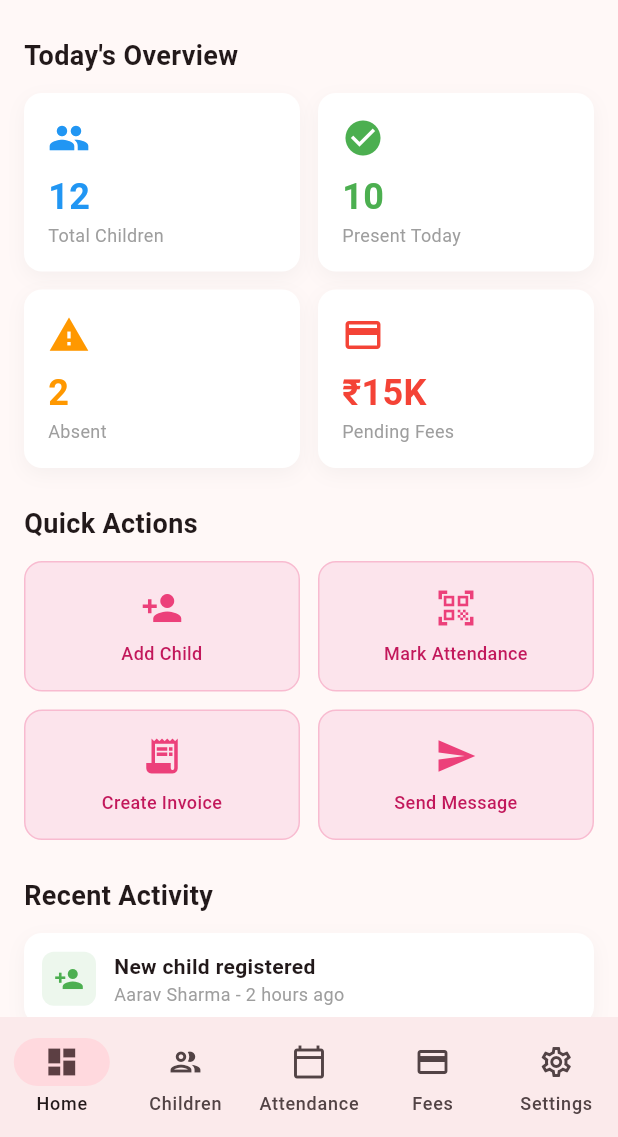
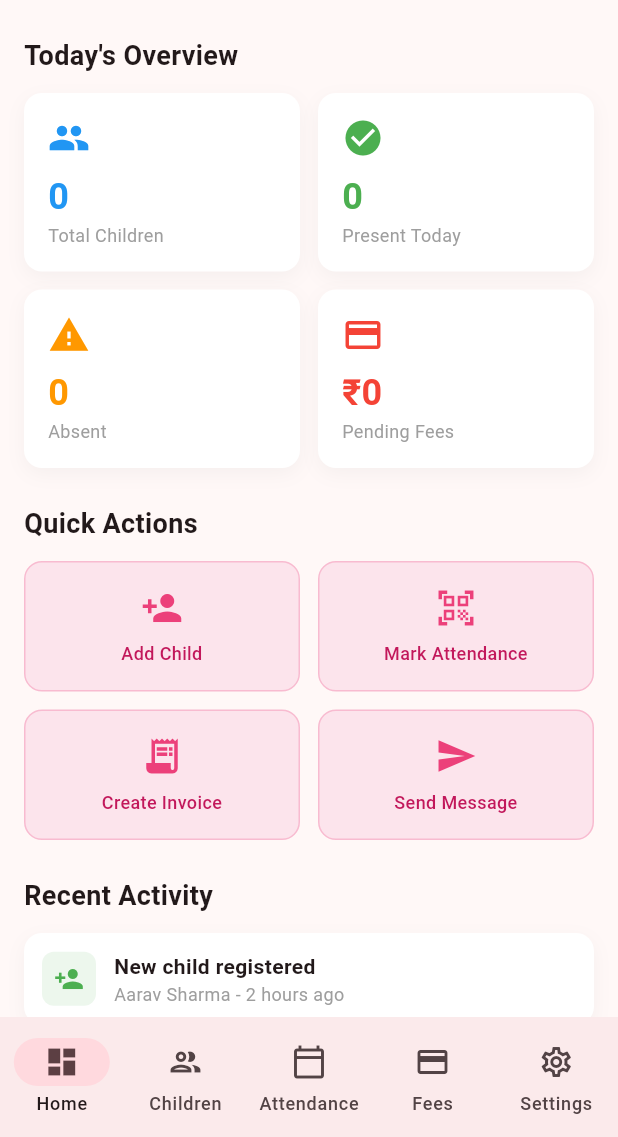
Before and after one commit to autivishal638-wq/pee-kaa-boo-daycare-App, a Flutter app: the HomeScreen screen opened directly with empty values, on a phone screen of 412 x 824 dp, the part 99-1236 px from its top. Run offline on Flutter 3.47's test engine with Material 3 defaults, Android fonts, the phone set to English and light mode, and no system bars; our stand-ins replace cloud_firestore, firebase_auth, firebase_core; accounts and stored records are empty.

Commit message:
Home screen updates.
Home screen updates.

```diff
--- a/lib/screens/home_screen.dart
+++ b/lib/screens/home_screen.dart
@@ -1,9 +1,15 @@
 // filepath: pee_ka_boo/lib/screens/home_screen.dart
 
 import 'package:flutter/material.dart';
+import '../models/attendance.dart';
+import '../models/child.dart';
+import '../models/payment.dart';
+import '../services/firebase_service.dart';
+import 'attendance_screen.dart';
+import 'child_form_screen.dart';
 import 'child_list_screen.dart';
-import 'attendance_screen.dart';
 import 'fee_screen.dart';
+import 'message_screen.dart';
 import 'settings_screen.dart';
 
 class HomeScreen extends StatefulWidget {
@@ -79,6 +85,27 @@ class DashboardTab extends StatelessWidget {
 
   @override
   Widget build(BuildContext context) {
+    return StreamBuilder<List<Child>>(
+      stream: FirebaseService.getChildren(),
+      builder: (context, childSnapshot) {
+        final totalChildren = childSnapshot.data?.length ?? 0;
+
+        return StreamBuilder<List<Attendance>>(
+          stream: FirebaseService.getAttendanceForDate(DateTime.now()),
+          builder: (context, attendanceSnapshot) {
+            final attendances = attendanceSnapshot.data ?? [];
+            final presentCount = attendances.where((a) => a.status == 'Present').length;
+            final absentCount = attendances.where((a) => a.status == 'Absent').length;
+
+            return StreamBuilder<List<Payment>>(
+              stream: FirebaseService.getPendingPayments(),
+              builder: (context, paymentSnapshot) {
+                final pendingAmount = paymentSnapshot.data
+                        ?.fold<double>(0.0, (sum, payment) => sum + (payment.totalAmount - payment.paidAmount))
+                        .toDouble() ??
+                    0.0;
+                final pendingAmountText = '₹${pendingAmount.round()}';
+
                 return SafeArea(
                   child: SingleChildScrollView(
                     padding: const EdgeInsets.all(16),
@@ -179,7 +206,7 @@ class DashboardTab extends StatelessWidget {
                               child: _StatCard(
                                 icon: Icons.people,
                                 label: 'Total Children',
-                    value: '12',
+                                value: totalChildren.toString(),
                                 color: Colors.blue,
                               ),
                             ),
@@ -188,7 +215,7 @@ class DashboardTab extends StatelessWidget {
                               child: _StatCard(
                                 icon: Icons.check_circle,
                                 label: 'Present Today',
-                    value: '10',
+                                value: presentCount.toString(),
                                 color: Colors.green,
                               ),
                             ),
@@ -201,7 +228,7 @@ class DashboardTab extends StatelessWidget {
                               child: _StatCard(
                                 icon: Icons.warning,
                                 label: 'Absent',
-                    value: '2',
+                                value: absentCount.toString(),
                                 color: Colors.orange,
                               ),
                             ),
@@ -210,7 +237,7 @@ class DashboardTab extends StatelessWidget {
                               child: _StatCard(
                                 icon: Icons.payment,
                                 label: 'Pending Fees',
-                    value: '₹15K',
+                                value: pendingAmountText,
                                 color: Colors.red,
                               ),
                             ),
@@ -248,7 +275,14 @@ class DashboardTab extends StatelessWidget {
                               child: _ActionButton(
                                 icon: Icons.qr_code_scanner,
                                 label: 'Mark Attendance',
-                    onTap: () {},
+                                onTap: () {
+                                  Navigator.push(
+                                    context,
+                                    MaterialPageRoute(
+                                      builder: (context) => const AttendanceScreen(),
+                                    ),
+                                  );
+                                },
                               ),
                             ),
                           ],
@@ -260,7 +294,14 @@ class DashboardTab extends StatelessWidget {
                               child: _ActionButton(
                                 icon: Icons.receipt_long,
                                 label: 'Create Invoice',
-                    onTap: () {},
+                                onTap: () {
+                                  Navigator.push(
+                                    context,
+                                    MaterialPageRoute(
+                                      builder: (context) => const FeeScreen(),
+                                    ),
+                                  );
+                                },
                               ),
                             ),
                             const SizedBox(width: 12),
@@ -268,7 +309,14 @@ class DashboardTab extends StatelessWidget {
                               child: _ActionButton(
                                 icon: Icons.send,
                                 label: 'Send Message',
-                    onTap: () {},
+                                onTap: () {
+                                  Navigator.push(
+                                    context,
+                                    MaterialPageRoute(
+                                      builder: (context) => const MessageScreen(),
+                                    ),
+                                  );
+                                },
                               ),
                             ),
                           ],
@@ -305,6 +353,12 @@ class DashboardTab extends StatelessWidget {
                       ],
                     ),
                   ),
+                );
+              },
+            );
+          },
+        );
+      },
     );
   }
 }
@@ -471,22 +525,3 @@ class _ActivityItem extends StatelessWidget {
     );
   }
 }
-
-// Placeholder for child form - will be implemented
-class ChildFormScreen extends StatelessWidget {
-  const ChildFormScreen({super.key});
-
-  @override
-  Widget build(BuildContext context) {
-    return Scaffold(
-      appBar: AppBar(
-        title: const Text('Add New Child'),
-        backgroundColor: Colors.pink[400],
-        foregroundColor: Colors.white,
-      ),
-      body: const Center(
-        child: Text('Child Registration Form'),
-      ),
-    );
-  }
-}
```
Also changed, not shown: lib/screens/message_screen.dart (added, +26 -0 lines). Lines whose indentation alone changed are shown as unchanged.
